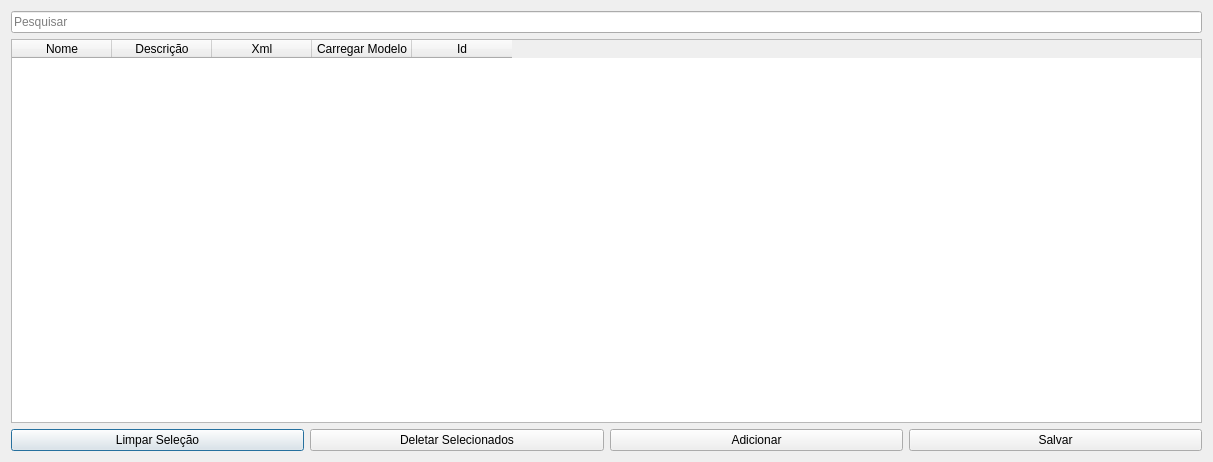
This is uis/managementModels.ui in dsgoficial/SAP_Gerente as Qt 5 draws it before an edit. The edited form follows.
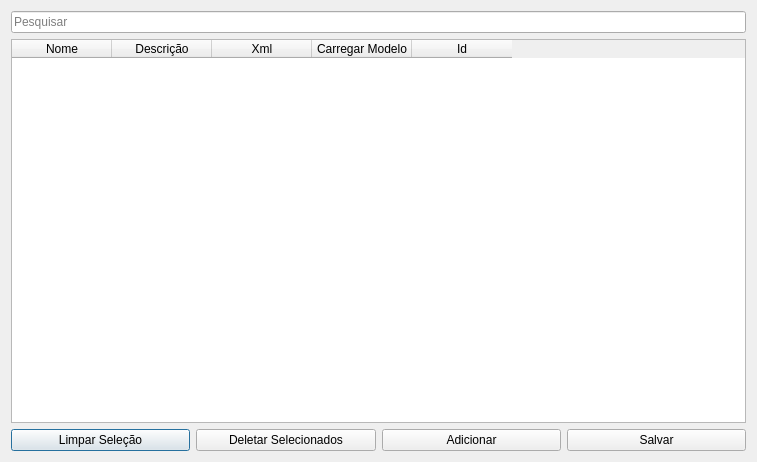
This is the edited form.

What changed in the file:
```diff
--- a/uis/managementModels.ui
+++ b/uis/managementModels.ui
@@ -6,7 +6,7 @@
    <rect>
     <x>0</x>
     <y>0</y>
-    <width>1213</width>
+    <width>757</width>
     <height>462</height>
    </rect>
   </property>
```
